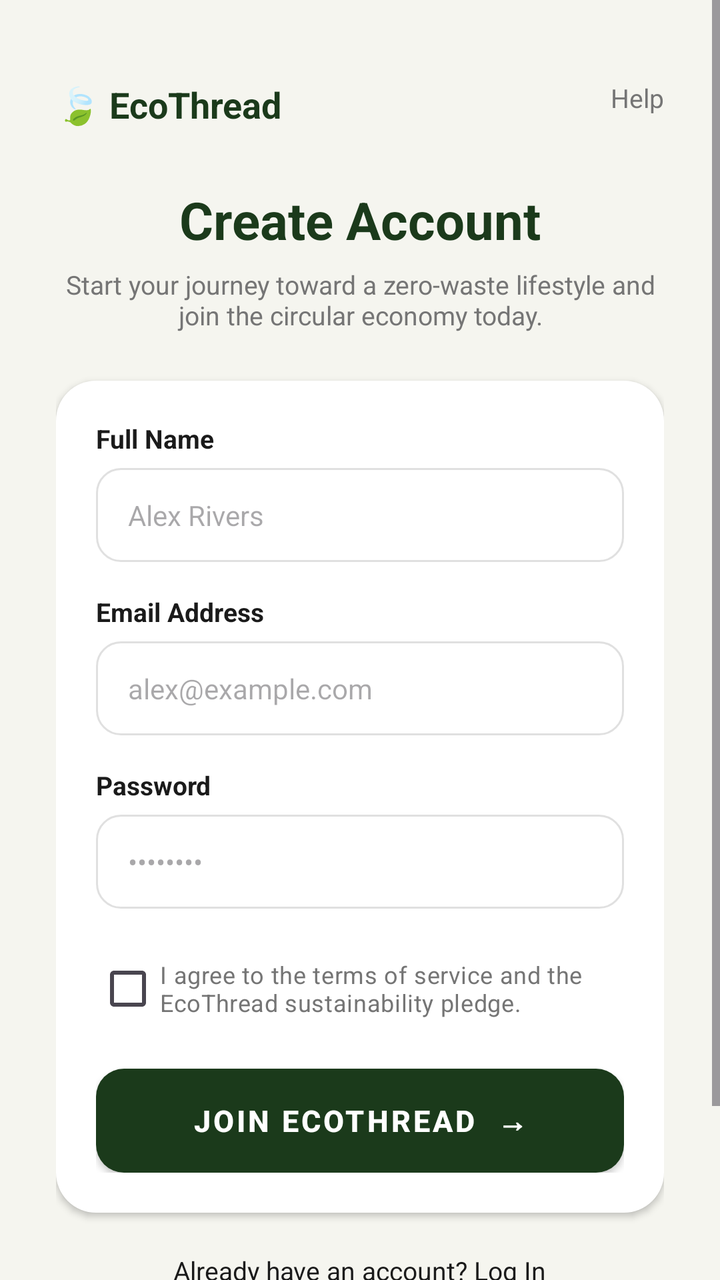
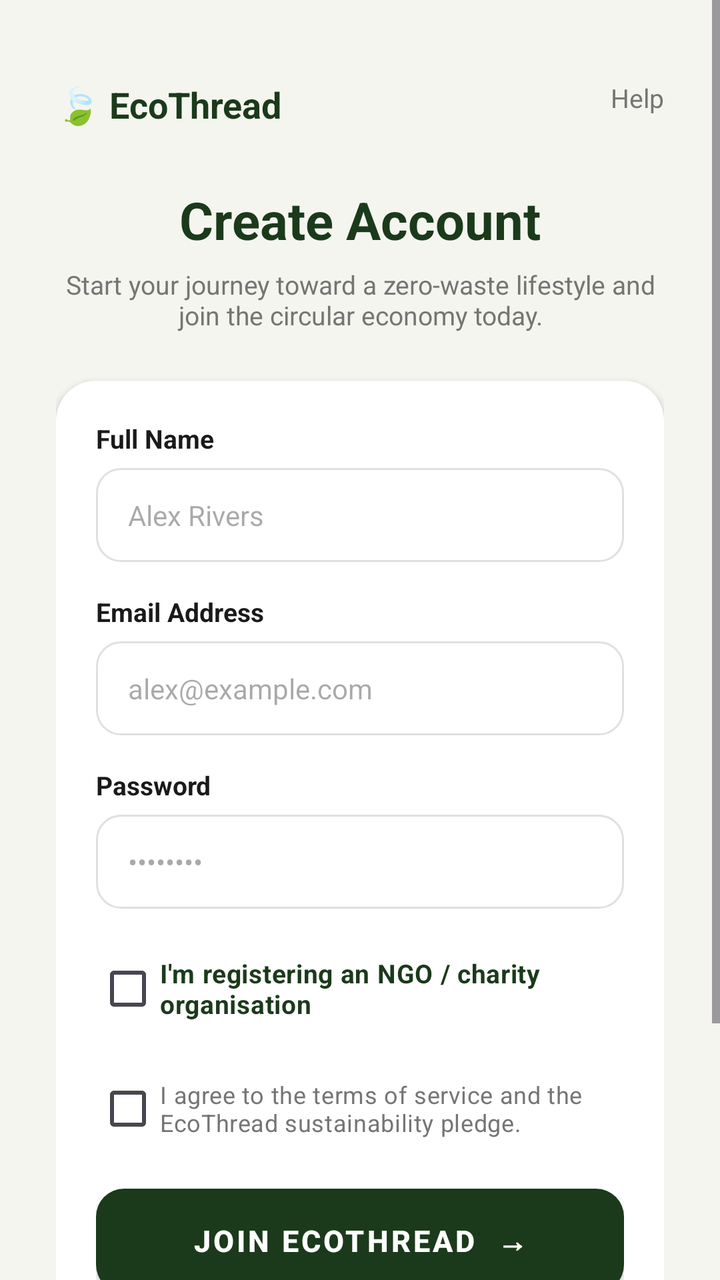

Compare the two renders of this Android layout. The source of the first and the diff that turns it into the second are given below.
<!-- AndroidManifest.xml: application theme Theme.ClothingRecycleApp -->
<!-- res/layout/activity_register.xml -->
<?xml version="1.0" encoding="utf-8"?>
<ScrollView xmlns:android="http://schemas.android.com/apk/res/android"
    android:layout_width="match_parent"
    android:layout_height="match_parent"
    android:background="@color/eco_cream_bg"
    android:fillViewport="true">

    <LinearLayout
        android:layout_width="match_parent"
        android:layout_height="wrap_content"
        android:orientation="vertical"
        android:padding="28dp">

        
        <RelativeLayout
            android:layout_width="match_parent"
            android:layout_height="wrap_content"
            android:layout_marginTop="12dp">

            <TextView
                android:layout_width="wrap_content"
                android:layout_height="wrap_content"
                android:text="🍃 EcoThread"
                android:textSize="18sp"
                android:textStyle="bold"
                android:textColor="@color/eco_dark_green" />

            <TextView
                android:layout_width="wrap_content"
                android:layout_height="wrap_content"
                android:layout_alignParentEnd="true"
                android:text="Help"
                android:textSize="13sp"
                android:textColor="@color/eco_text_gray" />
        </RelativeLayout>

        <TextView
            android:layout_width="match_parent"
            android:layout_height="wrap_content"
            android:layout_marginTop="28dp"
            android:gravity="center_horizontal"
            android:text="Create Account"
            android:textSize="26sp"
            android:textStyle="bold"
            android:textColor="@color/eco_dark_green" />

        <TextView
            android:layout_width="match_parent"
            android:layout_height="wrap_content"
            android:layout_marginTop="6dp"
            android:gravity="center_horizontal"
            android:text="Start your journey toward a zero-waste lifestyle and join the circular economy today."
            android:textSize="13sp"
            android:textColor="@color/eco_text_gray" />

        
        <LinearLayout
            android:layout_width="match_parent"
            android:layout_height="wrap_content"
            android:orientation="vertical"
            android:background="@drawable/bg_card"
            android:padding="20dp"
            android:layout_marginTop="24dp"
            android:elevation="2dp">

            <TextView
                android:layout_width="wrap_content"
                android:layout_height="wrap_content"
                android:text="Full Name"
                android:textSize="13sp"
                android:textStyle="bold"
                android:textColor="@color/eco_text_dark"
                android:layout_marginBottom="6dp" />

            <EditText
                android:id="@+id/etName"
                android:layout_width="match_parent"
                android:layout_height="wrap_content"
                android:background="@drawable/bg_input"
                android:hint="Alex Rivers"
                android:inputType="textPersonName"
                android:textSize="14sp"
                android:layout_marginBottom="16dp" />

            <TextView
                android:layout_width="wrap_content"
                android:layout_height="wrap_content"
                android:text="Email Address"
                android:textSize="13sp"
                android:textStyle="bold"
                android:textColor="@color/eco_text_dark"
                android:layout_marginBottom="6dp" />

            <EditText
                android:id="@+id/etEmail"
                android:layout_width="match_parent"
                android:layout_height="wrap_content"
                android:background="@drawable/bg_input"
                android:hint="alex@example.com"
                android:inputType="textEmailAddress"
                android:textSize="14sp"
                android:layout_marginBottom="16dp" />

            <TextView
                android:layout_width="wrap_content"
                android:layout_height="wrap_content"
                android:text="Password"
                android:textSize="13sp"
                android:textStyle="bold"
                android:textColor="@color/eco_text_dark"
                android:layout_marginBottom="6dp" />

            <EditText
                android:id="@+id/etPassword"
                android:layout_width="match_parent"
                android:layout_height="wrap_content"
                android:background="@drawable/bg_input"
                android:hint="••••••••"
                android:inputType="textPassword"
                android:textSize="14sp"
                android:layout_marginBottom="16dp" />

            <CheckBox
                android:id="@+id/cbAgree"
                android:layout_width="match_parent"
                android:layout_height="wrap_content"
                android:text="I agree to the terms of service and the EcoThread sustainability pledge."
                android:textSize="12sp"
                android:textColor="@color/eco_text_gray"
                android:layout_marginBottom="16dp" />

            <Button
                android:id="@+id/btnRegister"
                android:layout_width="match_parent"
                android:layout_height="52dp"
                android:background="@drawable/bg_button_primary"
                android:text="Join EcoThread  →"
                android:textColor="@color/eco_white"
                android:textSize="15sp"
                android:textStyle="bold"
                android:elevation="0dp" />

        </LinearLayout>

        <TextView
            android:id="@+id/tvGoToLogin"
            android:layout_width="wrap_content"
            android:layout_height="wrap_content"
            android:layout_gravity="center_horizontal"
            android:layout_marginTop="20dp"
            android:text="Already have an account? Log In"
            android:textSize="13sp"
            android:textColor="@color/eco_text_dark" />

        <TextView
            android:id="@+id/tvRegisterStatus"
            android:layout_width="wrap_content"
            android:layout_height="wrap_content"
            android:layout_gravity="center_horizontal"
            android:layout_marginTop="12dp"
            android:textColor="@color/eco_dark_green"
            android:textStyle="bold" />

        <TextView
            android:layout_width="match_parent"
            android:layout_height="wrap_content"
            android:layout_marginTop="24dp"
            android:gravity="center_horizontal"
            android:text="© 2026 EcoThread Technologies. Built for the Planet."
            android:textSize="10sp"
            android:textColor="@color/eco_text_gray" />

    </LinearLayout>
</ScrollView>
<!-- resources referenced by this layout -->
<resources>
  <color name="eco_cream_bg">#F5F5EF</color>
  <color name="eco_dark_green">#1B3A1B</color>
  <color name="eco_text_dark">#1A1A1A</color>
  <color name="eco_text_gray">#757575</color>
  <color name="eco_white">#FFFFFF</color>
  <!-- drawable bg_button_primary (drawable) -->
  <?xml version="1.0" encoding="utf-8"?>
  <shape xmlns:android="http://schemas.android.com/apk/res/android"
      android:shape="rectangle">
      <solid android:color="@color/eco_dark_green" />
      <corners android:radius="14dp" />
  </shape>
  <!-- drawable bg_card (drawable) -->
  <?xml version="1.0" encoding="utf-8"?>
  <shape xmlns:android="http://schemas.android.com/apk/res/android"
      android:shape="rectangle">
      <solid android:color="@color/eco_white" />
      <corners android:radius="20dp" />
  </shape>
  <!-- drawable bg_input (drawable) -->
  <?xml version="1.0" encoding="utf-8"?>
  <shape xmlns:android="http://schemas.android.com/apk/res/android"
      android:shape="rectangle">
      <solid android:color="@color/eco_white" />
      <corners android:radius="12dp" />
      <stroke android:width="1dp" android:color="@color/eco_border_gray" />
      <padding android:left="16dp" android:top="14dp" android:right="16dp" android:bottom="14dp" />
  </shape>
  <style name="Theme.ClothingRecycleApp" parent="Base.Theme.ClothingRecycleApp" />
  <color name="eco_border_gray">#E0E0E0</color>
  <style name="Base.Theme.ClothingRecycleApp" parent="Theme.Material3.DayNight.NoActionBar">
  
          
          <item name="materialButtonStyle">
              @style/Widget.App.Button.Primary
          </item>
  
          
          
  
      </style>
  <style name="Widget.App.Button.Primary" parent="Widget.MaterialComponents.Button">
  
          <item name="backgroundTint">@color/eco_dark_green</item>
          <item name="android:textColor">@color/eco_white</item>
          <item name="cornerRadius">14dp</item>
  
      </style>
</resources>

<!-- the commit's change to res/layout/activity_register.xml (unified diff, before → after) -->
@@ -64,6 +64,7 @@
             android:elevation="2dp">
 
             <TextView
+                android:id="@+id/tvNameLabel"
                 android:layout_width="wrap_content"
                 android:layout_height="wrap_content"
                 android:text="Full Name"
@@ -119,6 +120,123 @@
                 android:inputType="textPassword"
                 android:textSize="14sp"
                 android:layout_marginBottom="16dp" />
+
+            <CheckBox
+                android:id="@+id/cbRegisterAsNgo"
+                android:layout_width="match_parent"
+                android:layout_height="wrap_content"
+                android:text="I'm registering an NGO / charity organisation"
+                android:textSize="13sp"
+                android:textStyle="bold"
+                android:textColor="@color/eco_dark_green"
+                android:layout_marginBottom="12dp" />
+
+            <LinearLayout
+                android:id="@+id/ngoFieldsContainer"
+                android:layout_width="match_parent"
+                android:layout_height="wrap_content"
+                android:orientation="vertical"
+                android:visibility="gone">
+
+                <TextView
+                    android:layout_width="wrap_content"
+                    android:layout_height="wrap_content"
+                    android:text="Organisation Name"
+                    android:textSize="13sp"
+                    android:textStyle="bold"
+                    android:textColor="@color/eco_text_dark"
+                    android:layout_marginBottom="6dp" />
+
+                <EditText
+                    android:id="@+id/etOrgName"
+                    android:layout_width="match_parent"
+                    android:layout_height="wrap_content"
+                    android:background="@drawable/bg_input"
+                    android:hint="Helping Hands Society"
+                    android:inputType="textCapWords"
+                    android:textSize="14sp"
+                    android:layout_marginBottom="16dp" />
+
+                <TextView
+                    android:layout_width="wrap_content"
+                    android:layout_height="wrap_content"
+                    android:text="Registration Number"
+                    android:textSize="13sp"
+                    android:textStyle="bold"
+                    android:textColor="@color/eco_text_dark"
+                    android:layout_marginBottom="6dp" />
+
+                <EditText
+                    android:id="@+id/etRegNumber"
+                    android:layout_width="match_parent"
+                    android:layout_height="wrap_content"
+                    android:background="@drawable/bg_input"
+                    android:hint="e.g. ROS or SSM number"
+                    android:inputType="textCapCharacters"
+                    android:textSize="14sp"
+                    android:layout_marginBottom="16dp" />
+
+                <TextView
+                    android:layout_width="wrap_content"
+                    android:layout_height="wrap_content"
+                    android:text="Organisation Phone"
+                    android:textSize="13sp"
+                    android:textStyle="bold"
+                    android:textColor="@color/eco_text_dark"
+                    android:layout_marginBottom="6dp" />
+
+                <EditText
+                    android:id="@+id/etOrgPhone"
+                    android:layout_width="match_parent"
+                    android:layout_height="wrap_content"
+                    android:background="@drawable/bg_input"
+                    android:hint="04-123 4567"
+                    android:inputType="phone"
+                    android:textSize="14sp"
+                    android:layout_marginBottom="16dp" />
+
+                <TextView
+                    android:layout_width="wrap_content"
+                    android:layout_height="wrap_content"
+                    android:text="Donation Drop-off Address"
+                    android:textSize="13sp"
+                    android:textStyle="bold"
+                    android:textColor="@color/eco_text_dark"
+                    android:layout_marginBottom="6dp" />
+
+                <EditText
+                    android:id="@+id/etOrgAddress"
+                    android:layout_width="match_parent"
+                    android:layout_height="wrap_content"
+                    android:background="@drawable/bg_input"
+                    android:hint="Street, area, city"
+                    android:inputType="textPostalAddress|textMultiLine"
+                    android:minLines="2"
+                    android:gravity="top"
+                    android:textSize="14sp"
+                    android:layout_marginBottom="16dp" />
+
+                <TextView
+                    android:layout_width="wrap_content"
+                    android:layout_height="wrap_content"
+                    android:text="About Your Organisation (optional)"
+                    android:textSize="13sp"
+                    android:textStyle="bold"
+                    android:textColor="@color/eco_text_dark"
+                    android:layout_marginBottom="6dp" />
+
+                <EditText
+                    android:id="@+id/etOrgAbout"
+                    android:layout_width="match_parent"
+                    android:layout_height="wrap_content"
+                    android:background="@drawable/bg_input"
+                    android:hint="What you do with donated clothes"
+                    android:inputType="textMultiLine|textCapSentences"
+                    android:minLines="2"
+                    android:gravity="top"
+                    android:textSize="14sp"
+                    android:layout_marginBottom="16dp" />
+            </LinearLayout>
 
             <CheckBox
                 android:id="@+id/cbAgree"
